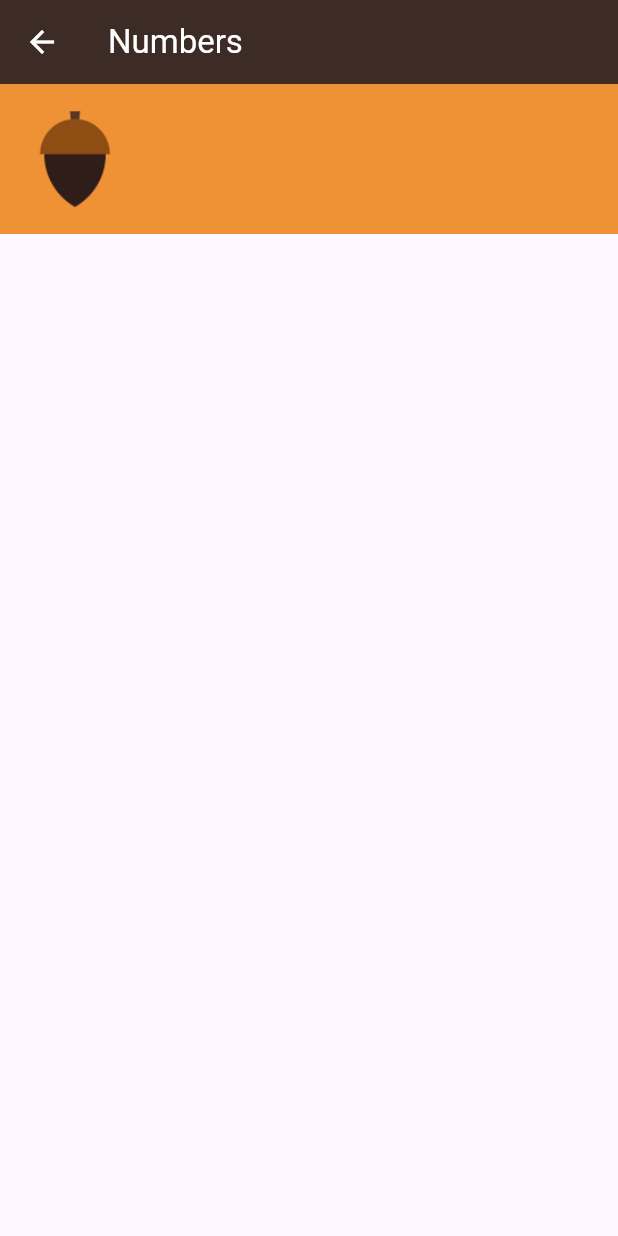
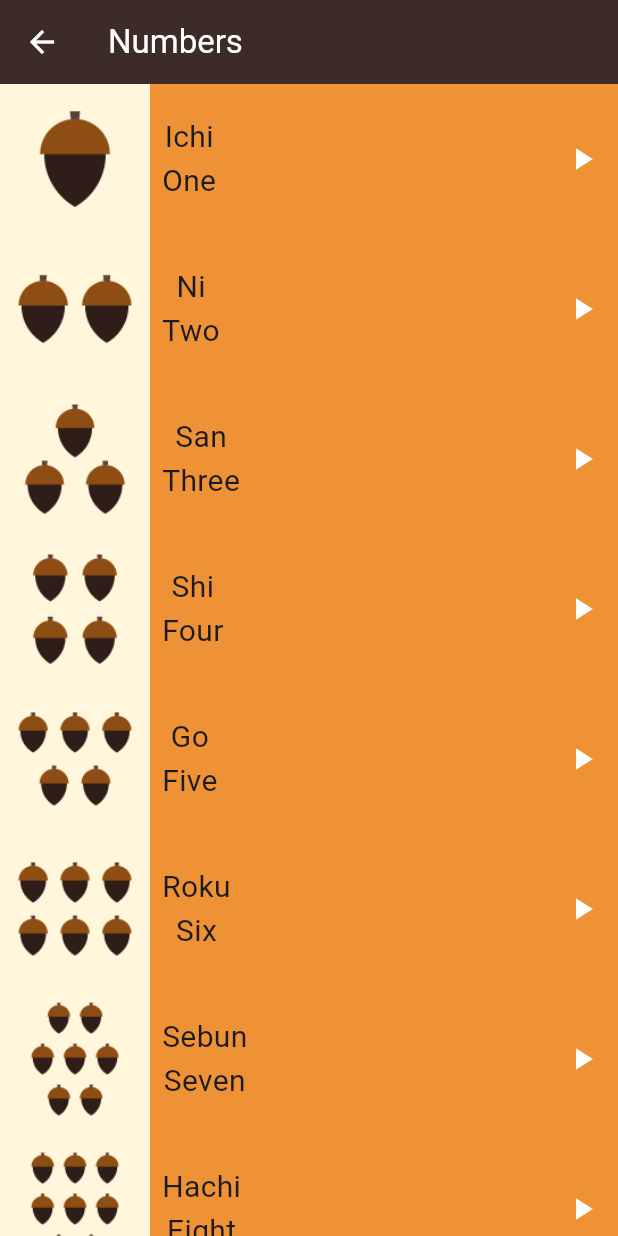
Before and after one commit to ZiadSala7/Language-learning-app, a Flutter app: the NumbersPage screen opened directly, on a phone screen of 412 x 824 dp. Run offline on Flutter 3.47's test engine with Material 3 defaults, Android fonts, the light colour scheme and no system bars.

Commit message:
finishing number ui

```diff
--- /dev/null
+++ b/lib/features/number_item.dart
@@ -0,0 +1,58 @@
+import 'package:flutter/material.dart';
+import 'package:language_learning_app/models/number_model.dart';
+
+class NumberCategory extends StatelessWidget {
+  final NumberModel model;
+  const NumberCategory({
+    super.key,
+    required this.model,
+  });
+
+  @override
+  Widget build(BuildContext context) {
+    return Container(
+      height: 100,
+      width: double.infinity,
+      color: const Color(0xffEF9235),
+      child: Row(
+        children: [
+          Container(
+            color: const Color(0xffFFF6DC),
+            child: Image.asset(model.imgPath),
+          ),
+          Padding(
+            padding: const EdgeInsets.all(8.0),
+            child: Column(
+              mainAxisAlignment: MainAxisAlignment.center,
+              children: [
+                Text(
+                  model.jpName,
+                  style: const TextStyle(
+                    fontSize: 20,
+                  ),
+                ),
+                Text(
+                  model.enName,
+                  style: const TextStyle(
+                    fontSize: 20,
+                  ),
+                ),
+              ],
+            ),
+          ),
+          const Spacer(
+            flex: 1,
+          ),
+          IconButton(
+            splashColor: const Color.fromARGB(255, 36, 58, 96),
+            onPressed: () {},
+            icon: const Icon(
+              Icons.play_arrow,
+              color: Colors.white,
+            ),
+          )
+        ],
+      ),
+    );
+  }
+}
--- /dev/null
+++ b/lib/models/number_model.dart
@@ -0,0 +1,76 @@
+class NumberModel {
+  final String jpName;
+  final String enName;
+  final String imgPath;
+  final Function() soundFunc;
+
+  NumberModel({
+    required this.jpName,
+    required this.enName,
+    required this.imgPath,
+    required this.soundFunc,
+  });
+}
+
+List<NumberModel> numbers = [
+  NumberModel(
+    jpName: 'Ichi',
+    enName: 'One',
+    imgPath: 'assets/images/numbers/number_one.png',
+    soundFunc: () {},
+  ),
+  NumberModel(
+    jpName: 'Ni',
+    enName: 'Two',
+    imgPath: 'assets/images/numbers/number_two.png',
+    soundFunc: () {},
+  ),
+  NumberModel(
+    jpName: 'San',
+    enName: 'Three',
+    imgPath: 'assets/images/numbers/number_three.png',
+    soundFunc: () {},
+  ),
+  NumberModel(
+    jpName: 'Shi',
+    enName: 'Four',
+    imgPath: 'assets/images/numbers/number_four.png',
+    soundFunc: () {},
+  ),
+  NumberModel(
+    jpName: 'Go',
+    enName: 'Five',
+    imgPath: 'assets/images/numbers/number_five.png',
+    soundFunc: () {},
+  ),
+  NumberModel(
+    jpName: 'Roku',
+    enName: 'Six',
+    imgPath: 'assets/images/numbers/number_six.png',
+    soundFunc: () {},
+  ),
+  NumberModel(
+    jpName: 'Sebun',
+    enName: 'Seven',
+    imgPath: 'assets/images/numbers/number_seven.png',
+    soundFunc: () {},
+  ),
+  NumberModel(
+    jpName: 'Hachi',
+    enName: 'Eight',
+    imgPath: 'assets/images/numbers/number_eight.png',
+    soundFunc: () {},
+  ),
+  NumberModel(
+    jpName: 'Kyū',
+    enName: 'Nine',
+    imgPath: 'assets/images/numbers/number_nine.png',
+    soundFunc: () {},
+  ),
+  NumberModel(
+    jpName: 'Jū',
+    enName: 'Ten',
+    imgPath: 'assets/images/numbers/number_ten.png',
+    soundFunc: () {},
+  ),
+];
--- a/lib/screens/numbers_page.dart
+++ b/lib/screens/numbers_page.dart
@@ -1,4 +1,6 @@
 import 'package:flutter/material.dart';
+import 'package:language_learning_app/features/number_item.dart';
+import 'package:language_learning_app/models/number_model.dart';
 
 class NumbersPage extends StatelessWidget {
   const NumbersPage({super.key});
@@ -15,15 +17,11 @@ class NumbersPage extends StatelessWidget {
           ),
         ),
       ),
-      body: Container(
-        height: 100,
-        width: double.infinity,
-        color: const Color(0xffEF9235),
-        child: Row(
-          children: [
-            Image.asset("assets/images/numbers/number_one.png"),
-          ],
-        ),
+      body: ListView.builder(
+        itemCount: numbers.length,
+        itemBuilder: (context, index) {
+          return NumberCategory(model: numbers[index]);
+        },
       ),
     );
   }
```
